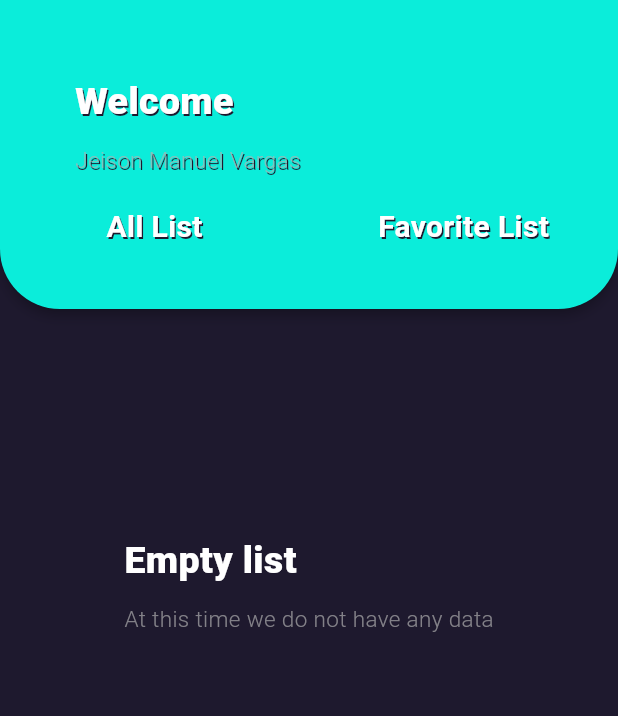
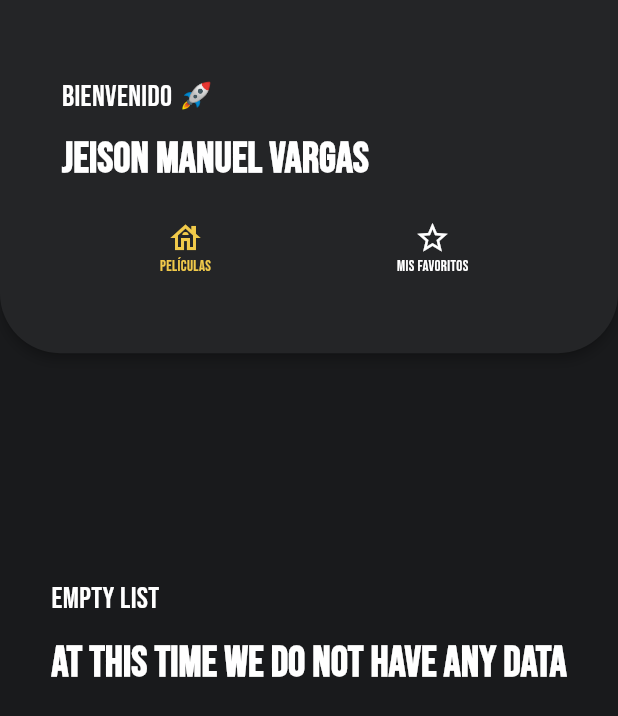
Before and after one commit to JeisonManuelVargas/yo_me_animo, a Flutter app: the screen it shows after launch, on a phone screen of 412 x 824 dp. Shown: the top 716 px of the screen. Run offline on Flutter 3.47's test engine with Material 3 defaults, Android fonts, the light colour scheme and no system bars; our stand-ins replace cloud_firestore, dartz, firebase_auth, firebase_core, flutter_bloc, flutter_native_splash and 1 more; missing offline and left inert: image_picker_loading_jm; accounts and stored records are empty; generated files the repository leaves out were written again; network calls fail.

Commit message:
implemented style

```diff
--- a/lib/core/model/movie_model.dart
+++ b/lib/core/model/movie_model.dart
@@ -6,86 +6,86 @@ MovieModel movieModelFromJson(String str) =>
 String movieModelToJson(MovieModel data) => json.encode(data.toJson());
 
 class MovieModel {
+  int id;
   bool adult;
-  String backdropPath;
-  List<int> genreIds;
-  int id;
-  String originalLanguage;
-  String originalTitle;
+  bool video;
+  String title;
+  int voteCount;
   String overview;
   double popularity;
   String posterPath;
+  double voteAverage;
+  List<int> genreIds;
+  String backdropPath;
+  String originalTitle;
   DateTime releaseDate;
-  String title;
-  bool video;
-  double voteAverage;
-  int voteCount;
+  String originalLanguage;
 
   MovieModel({
+    required this.id,
     required this.adult,
-    required this.backdropPath,
+    required this.title,
+    required this.video,
     required this.genreIds,
-    required this.id,
-    required this.originalLanguage,
-    required this.originalTitle,
     required this.overview,
+    required this.voteCount,
     required this.popularity,
     required this.posterPath,
+    required this.voteAverage,
     required this.releaseDate,
-    required this.title,
-    required this.video,
-    required this.voteAverage,
-    required this.voteCount,
+    required this.backdropPath,
+    required this.originalTitle,
+    required this.originalLanguage,
   });
 
   MovieModel copyWith({
+    int? id,
+    bool? video,
     bool? adult,
-    String? backdropPath,
-    List<int>? genreIds,
-    int? id,
-    String? originalLanguage,
-    String? originalTitle,
+    String? title,
+    int? voteCount,
     String? overview,
     double? popularity,
     String? posterPath,
+    double? voteAverage,
+    List<int>? genreIds,
+    String? backdropPath,
     DateTime? releaseDate,
-    String? title,
-    bool? video,
-    double? voteAverage,
-    int? voteCount,
+    String? originalTitle,
+    String? originalLanguage,
   }) =>
       MovieModel(
+        id: id ?? this.id,
         adult: adult ?? this.adult,
-        backdropPath: backdropPath ?? this.backdropPath,
+        title: title ?? this.title,
+        video: video ?? this.video,
         genreIds: genreIds ?? this.genreIds,
-        id: id ?? this.id,
-        originalLanguage: originalLanguage ?? this.originalLanguage,
-        originalTitle: originalTitle ?? this.originalTitle,
         overview: overview ?? this.overview,
+        voteCount: voteCount ?? this.voteCount,
         popularity: popularity ?? this.popularity,
         posterPath: posterPath ?? this.posterPath,
         releaseDate: releaseDate ?? this.releaseDate,
-        title: title ?? this.title,
-        video: video ?? this.video,
         voteAverage: voteAverage ?? this.voteAverage,
-        voteCount: voteCount ?? this.voteCount,
+        backdropPath: backdropPath ?? this.backdropPath,
+        originalTitle: originalTitle ?? this.originalTitle,
+        originalLanguage: originalLanguage ?? this.originalLanguage,
       );
 
   factory MovieModel.fromJson(Map<String, dynamic> json) => MovieModel(
-        adult: json["adult"],
-        backdropPath: json["backdrop_path"],
-        genreIds: List<int>.from(json["genre_ids"].map((x) => x)),
         id: json["id"],
-        originalLanguage: json["original_language"],
-        originalTitle: json["original_title"],
-        overview: json["overview"],
-        popularity: json["popularity"]?.toDouble(),
-        posterPath: json["poster_path"],
-        releaseDate: DateTime.parse(json["release_date"]),
         title: json["title"],
         video: json["video"],
+        adult: json["adult"],
+        overview: json["overview"],
+        voteCount: json["vote_count"],
+        posterPath: json["poster_path"],
+        backdropPath: json["backdrop_path"],
+        originalTitle: json["original_title"],
+        popularity: json["popularity"]?.toDouble(),
+        originalLanguage: json["original_language"],
         voteAverage: json["vote_average"]?.toDouble(),
-        voteCount: json["vote_count"],
+        releaseDate: DateTime.parse(json["release_date"]),
+        genreIds: List<int>.from(json["genre_ids"].map((x) => x)),
       );
 
   factory MovieModel.init() => MovieModel(
@@ -106,20 +106,19 @@ class MovieModel {
       );
 
   Map<String, dynamic> toJson() => {
+        "id": id,
+        "title": title,
         "adult": adult,
-        "backdrop_path": backdropPath,
-        "genre_ids": List<dynamic>.from(genreIds.map((x) => x)),
-        "id": id,
-        "original_language": originalLanguage,
-        "original_title": originalTitle,
+        "video": video,
         "overview": overview,
+        "vote_count": voteCount,
         "popularity": popularity,
         "poster_path": posterPath,
-        "release_date":
-            "${releaseDate.year.toString().padLeft(4, '0')}-${releaseDate.month.toString().padLeft(2, '0')}-${releaseDate.day.toString().padLeft(2, '0')}",
-        "title": title,
-        "video": video,
         "vote_average": voteAverage,
-        "vote_count": voteCount,
+        "backdrop_path": backdropPath,
+        "original_title": originalTitle,
+        "original_language": originalLanguage,
+        "genre_ids": List<dynamic>.from(genreIds.map((x) => x)),
+        "release_date": "${releaseDate.year.toString().padLeft(4, '0')}-${releaseDate.month.toString().padLeft(2, '0')}-${releaseDate.day.toString().padLeft(2, '0')}",
       };
 }
--- a/lib/core/util/app_color.dart
+++ b/lib/core/util/app_color.dart
@@ -1,9 +1,9 @@
 import 'package:flutter/material.dart';
 
 class AppColors {
-  static const Color primary = Color(0xFF1e192e);
-  static const Color second = Color(0xFF0bedda);
-  static const Color white = Color(0xFFFFFFFF);
+  static const Color primary = Color(0xFF191a1c);
+  static const Color second = Color(0xFF242527);
+  static const Color textButton = Color(0xFFFFFFFF);
   static const Color yellow = Color(0xFFF1CA4A);
   static  const Color disable = Color(0xAEB2B2B2);
   static  const Color error = Color(0xFF721515);
--- /dev/null
+++ b/lib/core/util/app_text_style.dart
@@ -0,0 +1,29 @@
+import 'package:flutter/material.dart';
+import 'package:yo_me_animo/core/util/app_color.dart';
+
+class AppTextStyle {
+  TextStyle get title => _base.copyWith(
+        fontSize: 28,
+        fontWeight: FontWeight.bold,
+      );
+
+  TextStyle get subTitle => _base.copyWith(
+        fontSize: 20,
+        fontWeight: FontWeight.w500,
+      );
+
+  TextStyle get buttonStyle => _base.copyWith(
+        fontSize: 14,
+        fontWeight: FontWeight.bold,
+      );
+
+  TextStyle get menuStyle => _base.copyWith(
+        fontSize: 10,
+        fontWeight: FontWeight.w100,
+      );
+
+  final TextStyle _base = const TextStyle(
+    color: AppColors.textButton,
+    fontFamily: "bebasNeue"
+  );
+}
--- a/lib/core/util/custom_snack_bar.dart
+++ b/lib/core/util/custom_snack_bar.dart
@@ -10,7 +10,7 @@ ScaffoldFeatureController customSnackBar(
     backgroundColor: isSuccess ? AppColors.second : AppColors.error,
     content: Text(
       content,
-      style: const TextStyle(color: AppColors.white, letterSpacing: 0.5),
+      style: const TextStyle(color: AppColors.textButton, letterSpacing: 0.5),
     ),
   ));
 }
--- a/lib/core/widget/custom_title.dart
+++ b/lib/core/widget/custom_title.dart
@@ -1,5 +1,6 @@
 import 'package:flutter/cupertino.dart';
-import 'package:yo_me_animo/core/util/app_color.dart';
+import 'package:yo_me_animo/core/util/app_text_style.dart';
+import 'package:yo_me_animo/core/extension/context_extension.dart';
 
 class TitleCustom extends StatelessWidget {
   final String firstTitle;
@@ -7,11 +8,11 @@ class TitleCustom extends StatelessWidget {
   final CrossAxisAlignment? crossAxisAlignment;
 
   const TitleCustom({
-    Key? key,
+    super.key,
     this.crossAxisAlignment,
     required this.firstTitle,
     required this.secondTitle,
-  }) : super(key: key);
+  });
 
   @override
   Widget build(BuildContext context) {
@@ -20,32 +21,12 @@ class TitleCustom extends StatelessWidget {
       children: [
         Text(
           firstTitle,
-          style: const TextStyle(
-            fontSize: 25,
-            color: AppColors.white,
-            fontWeight: FontWeight.w800,
-            shadows: [
-              Shadow(
-                color: AppColors.primary,
-                offset: Offset(1, 1),
-              )
-            ],
-          ),
+          style: AppTextStyle().subTitle,
         ),
-        const SizedBox(height: 10),
+        SizedBox(height: context.sizeHeight(0.01)),
         Text(
           secondTitle,
-          style: const TextStyle(
-            fontSize: 15,
-            color: AppColors.disable,
-            fontWeight: FontWeight.w300,
-            shadows: [
-              Shadow(
-                color: AppColors.primary,
-                offset: Offset(1, 1),
-              )
-            ],
-          ),
+          style: AppTextStyle().title,
         ),
       ],
     );
--- /dev/null
+++ b/lib/features/home/data/model/menu_type.dart
@@ -0,0 +1,4 @@
+enum MenuType{
+  ALL_MOVIE,
+  FAVORITE,
+}
--- a/lib/features/home/presentation/cubit/home_cubit.dart
+++ b/lib/features/home/presentation/cubit/home_cubit.dart
@@ -5,6 +5,7 @@ import 'package:yo_me_animo/core/base/base_usecase.dart';
 import 'package:yo_me_animo/core/model/movie_model.dart';
 import 'package:yo_me_animo/core/navigation/navigator.dart';
 import 'package:yo_me_animo/core/util/custom_snack_bar.dart';
+import 'package:yo_me_animo/features/home/data/model/menu_type.dart';
 import 'package:yo_me_animo/features/home/domain/usecases/get_coin_list_use_case.dart';
 
 part 'home_state.dart';
@@ -41,21 +42,23 @@ class HomeCubit extends Cubit<HomeState> {
     );
   }
 
-  void changeListView(String key) {
-    if (key == "All List") {
+  void changeListView(MenuType key) {
+    if (key == MenuType.ALL_MOVIE) {
       state.pageController.animateToPage(
         0,
         curve: Curves.linear,
         duration: const Duration(milliseconds: 400),
       );
     }
-    if (key == "Favorite List") {
+    if (key ==  MenuType.FAVORITE) {
       state.pageController.animateToPage(
         1,
         curve: Curves.linear,
         duration: const Duration(milliseconds: 400),
       );
     }
+
+    emit(state.copyWith(itemMenuSelected: key));
   }
 
   void onTapCard(MovieModel movie) {
--- a/lib/features/home/presentation/cubit/home_state.dart
+++ b/lib/features/home/presentation/cubit/home_state.dart
@@ -5,6 +5,7 @@ class HomeState {
   final int limit;
   final bool isLoading;
   final GlobalKey listCoinKey;
+  final MenuType itemMenuSelected;
   final List<MovieModel> movieList;
   final PageController pageController;
   final List<MovieModel> movieListFavorite;
@@ -18,6 +19,7 @@ class HomeState {
     required this.isLoading,
     required this.listCoinKey,
     required this.pageController,
+    required this.itemMenuSelected,
     required this.scrollController,
     required this.movieListFavorite,
     required this.scrollControllerFavorite,
@@ -31,6 +33,7 @@ class HomeState {
         movieListFavorite: [],
         listCoinKey: GlobalKey(),
         pageController: PageController(),
+        itemMenuSelected: MenuType.ALL_MOVIE,
         scrollController: ScrollController(),
         scrollControllerFavorite: ScrollController(),
       );
@@ -39,6 +42,7 @@ class HomeState {
     int? skip,
     int? limit,
     bool? isLoading,
+    MenuType? itemMenuSelected,
     List<MovieModel>? movieList,
     List<MovieModel>? movieListFavorite,
   }) =>
@@ -51,6 +55,7 @@ class HomeState {
         movieList: movieList ?? this.movieList,
         isLoading: isLoading ?? this.isLoading,
         scrollControllerFavorite: scrollControllerFavorite,
+        itemMenuSelected: itemMenuSelected ?? this.itemMenuSelected,
         movieListFavorite: movieListFavorite ?? this.movieListFavorite,
       );
 }
--- a/lib/features/home/presentation/pages/home.dart
+++ b/lib/features/home/presentation/pages/home.dart
@@ -25,16 +25,18 @@ class Home extends BasePage<HomeState, HomeCubit> {
             crossAxisAlignment: CrossAxisAlignment.start,
             children: [
               Flexible(
+                flex: 2,
                 fit: FlexFit.loose,
                 child: HeaderCustom(
-                  title: "Welcome",
+                  title: "Bienvenido 🚀",
+                  onTap: bloc.changeListView,
                   subTitle: "Jeison Manuel Vargas",
-                  onTap: bloc.changeListView,
+                  selected: state.itemMenuSelected,
                 ),
               ),
               Flexible(
+                flex: 5,
                 fit: FlexFit.loose,
-                flex: 3,
                 child: LoadingPage(
                   isLoading: state.isLoading,
                   child: PageView(
--- a/lib/features/home/presentation/widget/custom_list_view.dart
+++ b/lib/features/home/presentation/widget/custom_list_view.dart
@@ -15,14 +15,14 @@ class CustomListView extends StatelessWidget {
   final Function(MovieModel) onTapButton;
 
   const CustomListView({
-    Key? key,
+    super.key,
     this.listKey,
     this.controller,
     required this.listMovie,
     required this.onTapCard,
     required this.isFavorite,
     required this.onTapButton,
-  }) : super(key: key);
+  });
 
   @override
   Widget build(BuildContext context) {
--- a/lib/features/home/presentation/widget/header_custom.dart
+++ b/lib/features/home/presentation/widget/header_custom.dart
@@ -1,18 +1,23 @@
 import 'package:flutter/material.dart';
 import 'package:yo_me_animo/core/util/app_color.dart';
+import 'package:yo_me_animo/core/util/app_text_style.dart';
 import 'package:yo_me_animo/core/widget/custom_title.dart';
+import 'package:yo_me_animo/core/extension/context_extension.dart';
+import 'package:yo_me_animo/features/home/data/model/menu_type.dart';
 
 class HeaderCustom extends StatelessWidget {
   final String title;
   final String subTitle;
-  final Function(String) onTap;
+  final MenuType selected;
+  final Function(MenuType) onTap;
 
   const HeaderCustom({
-    Key? key,
+    super.key,
+    required this.onTap,
     required this.title,
-    required this.onTap,
     required this.subTitle,
-  }) : super(key: key);
+    required this.selected,
+  });
 
   @override
   Widget build(BuildContext context) {
@@ -23,14 +28,11 @@ class HeaderCustom extends StatelessWidget {
         bottomLeft: Radius.circular(40),
         bottomRight: Radius.circular(40),
       ),
-      child: Column(
+      child: ListView(
+        padding: EdgeInsets.symmetric(horizontal: context.sizeWidth(0.1)),
         children: [
+          SizedBox(height: context.sizeHeight(0.06)),
           Container(
-            margin: const EdgeInsets.only(
-              top: 50,
-              left: 50,
-              right: 50,
-            ),
             alignment: Alignment.centerLeft,
             child: TitleCustom(
               firstTitle: title,
@@ -40,8 +42,10 @@ class HeaderCustom extends StatelessWidget {
           Row(
             mainAxisAlignment: MainAxisAlignment.center,
             children: [
-              _generateTextButton(label: "All List"),
-              _generateTextButton(label: "Favorite List")
+              _generateTextButton(
+                  "Películas", Icons.house_outlined, MenuType.ALL_MOVIE),
+              _generateTextButton(
+                  "Mis favoritos", Icons.star_border, MenuType.FAVORITE)
             ],
           )
         ],
@@ -49,30 +53,36 @@ class HeaderCustom extends StatelessWidget {
     );
   }
 
-  _generateTextButton({required String label}) => Expanded(
+  _generateTextButton(String label, IconData icon, MenuType type) {
+    return Expanded(
       child: InkWell(
-          onTap: () => onTap(label),
+        onTap: () => onTap(type),
         splashColor: AppColors.primary.withOpacity(0.1),
         borderRadius: BorderRadius.circular(10),
         child: Container(
           margin: const EdgeInsets.symmetric(horizontal: 10),
           padding: const EdgeInsets.symmetric(vertical: 20),
           alignment: Alignment.center,
-            child: Text(
+          child: Column(
+            children: [
+              Icon(
+                icon,
+                color: selected == type
+                    ? AppColors.yellow
+                    : AppColors.textButton,
+              ),
+              Text(
                 label,
-              style: const TextStyle(
-                fontSize: 20,
-                color: AppColors.white,
-                fontWeight: FontWeight.w600,
-                shadows: [
-                  Shadow(
-                    color: AppColors.primary,
-                    offset: Offset(1, 1),
+                style: AppTextStyle().menuStyle.copyWith(
+                  color: selected == type
+                      ? AppColors.yellow
+                      : AppColors.textButton,
+                ),
               )
             ],
           ),
         ),
       ),
-        ),
     );
   }
+}
--- a/pubspec.yaml
+++ b/pubspec.yaml
@@ -33,3 +33,8 @@ dev_dependencies:
 flutter:
 
   uses-material-design: true
+
+  fonts:
+    - family: bebasNeue
+      fonts:
+        - asset: assets/fonts/BebasNeue-Regular.ttf
```
Also changed, not shown: lib/core/extension/context_extension.dart (added, +7 -0 lines), lib/core/widget/custom_button.dart (+10 -14 lines), lib/core/widget/custom_card.dart (+11 -16 lines). Lines whose indentation alone changed are shown as unchanged.
